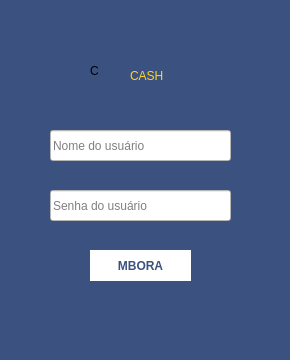
First picture: the form in cambaCash/login.ui, repository Leumim2020/CambaCash, before the edit.
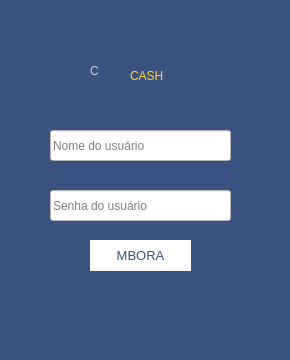
Second picture: the form after the edit.

Patch:
```diff
--- a/cambaCash/login.ui
+++ b/cambaCash/login.ui
@@ -33,14 +33,17 @@
     <property name="geometry">
      <rect>
       <x>90</x>
-      <y>250</y>
+      <y>240</y>
       <width>101</width>
       <height>31</height>
      </rect>
     </property>
     <property name="font">
      <font>
-      <bold>true</bold>
+      <family>Segoe UI</family>
+      <pointsize>10</pointsize>
+      <italic>false</italic>
+      <bold>false</bold>
      </font>
     </property>
     <property name="cursor">
@@ -69,7 +72,7 @@
     </property>
     <property name="styleSheet">
      <string notr="true">font: 600 45pt &quot;Segoe UI Semibold&quot;;
-</string>
+color: rgb(208, 208, 208);</string>
     </property>
     <property name="text">
      <string>C</string>
```
Left out of the diff: 5 changed lines with no effect on the pictures.
